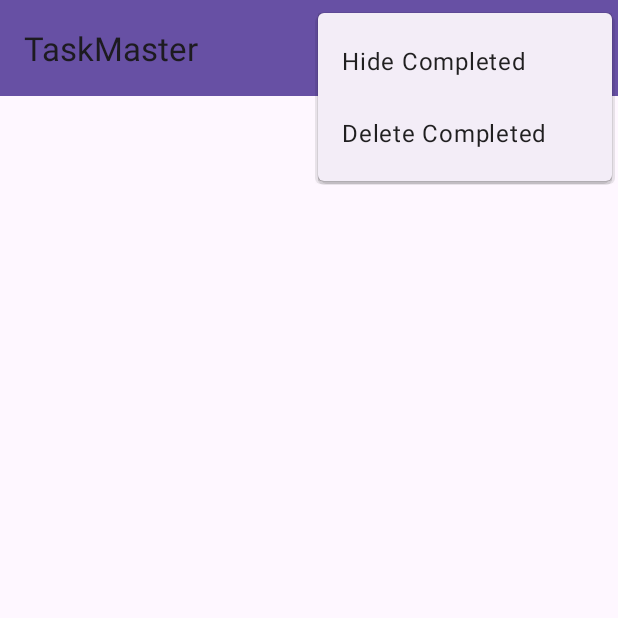
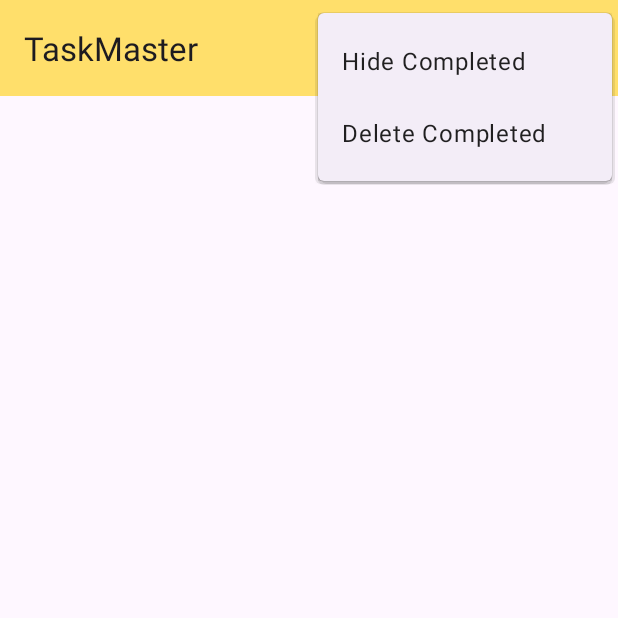
Before and after one commit to ruskakimov/mobile-assignment-2, an Android app: the screen it shows after launch (MainActivity), with the options menu open, on a phone screen of 412 x 824 dp, the top half of it. Run offline under Robolectric (Android 15) with nearby library versions, the phone set to English and light mode, and no system bars.

Commit message:
Change primary color

```diff
--- a/app/src/main/res/values/colors.xml
+++ b/app/src/main/res/values/colors.xml
@@ -2,4 +2,5 @@
 <resources>
     <color name="black">#FF000000</color>
     <color name="white">#FFFFFFFF</color>
+    <color name="chaeryeong_yellow">#FFDF6B</color>
 </resources>
--- a/app/src/main/res/values/themes.xml
+++ b/app/src/main/res/values/themes.xml
@@ -2,7 +2,7 @@
     <!-- Base application theme. -->
     <style name="Base.Theme.TaskManagerX" parent="Theme.Material3.DayNight.NoActionBar">
         <!-- Customize your light theme here. -->
-        <!-- <item name="colorPrimary">@color/my_light_primary</item> -->
+         <item name="colorPrimary">@color/chaeryeong_yellow</item>
     </style>
 
     <style name="Theme.TaskManagerX" parent="Base.Theme.TaskManagerX" />
```
